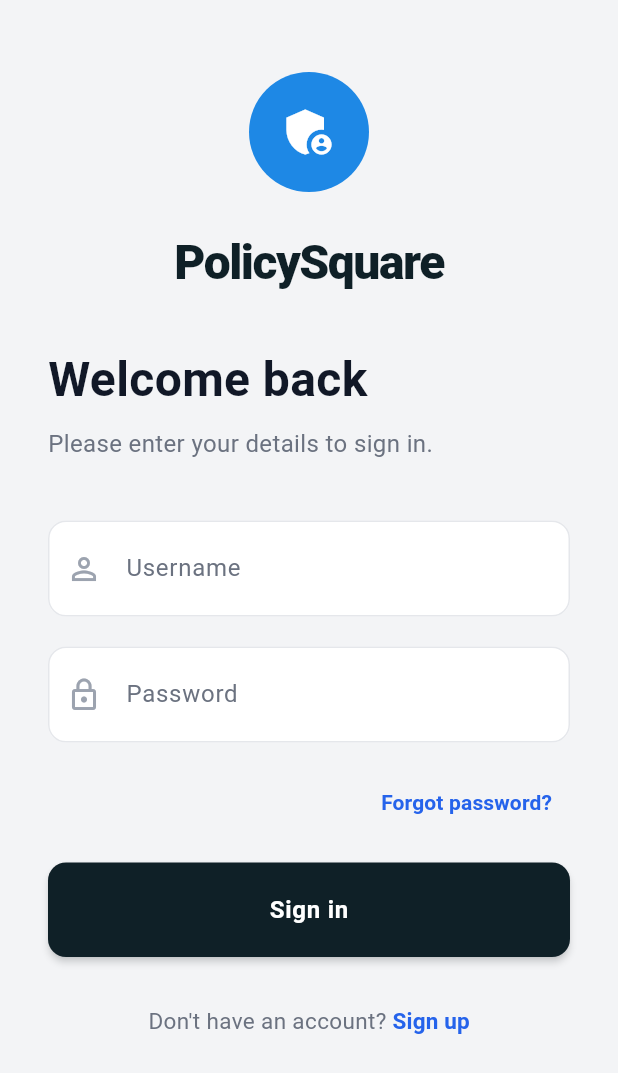
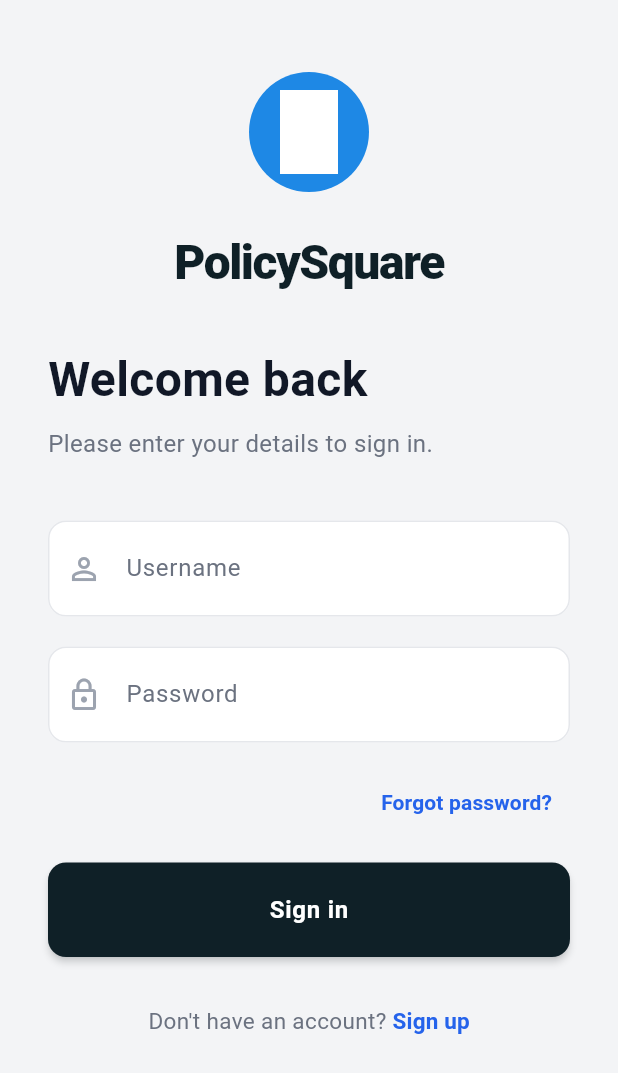
Before and after one commit to Share-India/Inspection-Report, a Flutter app: the screen it shows after launch, on a phone screen of 412 x 824 dp. Shown: the top 1073 px of the screen. Run offline on Flutter 3.47's test engine with Material 3 defaults, Android fonts, the phone set to English and light mode, and no system bars; our stand-ins replace dio, geocoding, geolocator, google_generative_ai, google_maps_flutter, image_picker and 4 more; generated files the repository leaves out were written again.

Commit message:
feat(ui): integrated share india logo into pdfs and login screen

```diff
--- a/policysquare/lib/screens/auth/login_screen.dart
+++ b/policysquare/lib/screens/auth/login_screen.dart
@@ -101,10 +101,10 @@ class _LoginScreenState extends State<LoginScreen> with SingleTickerProviderStat
                     child: Column(
                       mainAxisAlignment: MainAxisAlignment.center,
                       crossAxisAlignment: CrossAxisAlignment.start,
-                      children: const [
-                        Icon(Icons.admin_panel_settings, size: 80, color: Colors.blueAccent),
-                        SizedBox(height: 32),
-                        Text(
+                      children: [
+                        Image.asset('assets/images/logo_icon.png', height: 80),
+                        const SizedBox(height: 32),
+                        const Text(
                           'PolicySquare',
                           style: TextStyle(
                             fontSize: 56,
@@ -113,8 +113,8 @@ class _LoginScreenState extends State<LoginScreen> with SingleTickerProviderStat
                             color: Colors.white,
                           ),
                         ),
-                        SizedBox(height: 16),
-                        Text(
+                        const SizedBox(height: 16),
+                        const Text(
                           'The premiere platform for commercial risk assessment, claims processing, and policy management. Built for maximum efficiency and security.',
                           style: TextStyle(
                             fontSize: 18,
@@ -140,10 +140,13 @@ class _LoginScreenState extends State<LoginScreen> with SingleTickerProviderStat
                 crossAxisAlignment: CrossAxisAlignment.stretch,
                 children: [
                   if (!isLargeScreen) ...[
-                    const CircleAvatar(
+                     CircleAvatar(
                       radius: 40,
                       backgroundColor: Color(0xFF1E88E5),
-                      child: Icon(Icons.admin_panel_settings, size: 40, color: Colors.white),
+                      child: Padding(
+                        padding: const EdgeInsets.all(12.0),
+                        child: Image.asset('assets/images/logo_icon.png', color: Colors.white),
+                      ),
                     ),
                     const SizedBox(height: 24),
                     const Text(
--- a/policysquare/lib/utils/pdf_generator.dart
+++ b/policysquare/lib/utils/pdf_generator.dart
@@ -4,6 +4,7 @@ import 'package:printing/printing.dart';
 import 'package:policysquare/data/models/risk_assessment.dart';
 import 'dart:convert';
 import 'package:intl/intl.dart';
+import 'package:flutter/services.dart' as flutter;
 
 class PdfGenerator {
   static Future<void> generateAndPrint(
@@ -87,6 +88,7 @@ class PdfGenerator {
       PdfGoogleFonts.openSansRegular(),
       PdfGoogleFonts.openSansBold(),
       PdfGoogleFonts.notoSansRegular(),
+      flutter.rootBundle.load('assets/images/logo_icon.png').then((byteData) => pw.MemoryImage(byteData.buffer.asUint8List())),
     ]);
 
     locMap = futures[0] as pw.ImageProvider?;
@@ -99,6 +101,7 @@ class PdfGenerator {
     final fontBold = futures[6] as pw.Font;
     // Resolve Helvetica-Bold Unicode Crash by giving a vast multi-language fallback
     final fontFallback1 = futures[7] as pw.Font;
+    final logoImage = futures[8] as pw.ImageProvider;
 
     // Page format
     final pageTheme = pw.PageTheme(
@@ -141,6 +144,8 @@ class PdfGenerator {
           pw.Column(
             crossAxisAlignment: pw.CrossAxisAlignment.end,
             children: [
+              pw.Image(logoImage, height: 26),
+              pw.SizedBox(height: 4),
               pw.Text(
                 'PolicySquare',
                 style: pw.TextStyle(
--- a/policysquare/pubspec.yaml
+++ b/policysquare/pubspec.yaml
@@ -84,7 +84,9 @@ flutter:
   uses-material-design: true
 
   # To add assets to your application, add an assets section, like this:
-  # assets:
+  assets:
+    - assets/images/logo_icon.png
+    - assets/images/logo_full.png
   #   - images/a_dot_burr.jpeg
   #   - images/a_dot_ham.jpeg
 
```
Also changed, not shown: policysquare/assets/images/logo_full.png (added), policysquare/assets/images/logo_icon.png (added).
